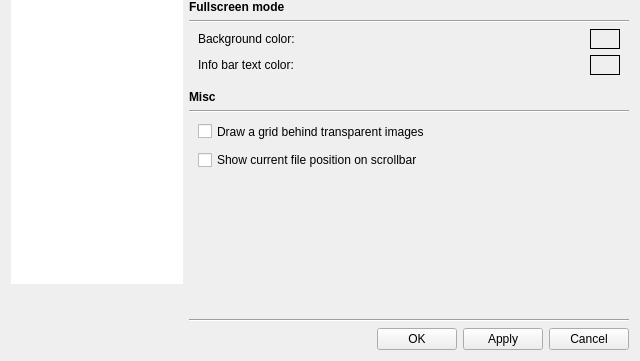
Qt form qimgv/gui/dialogs/settingsdialog.ui (do-i/thumbgrid) before a commit; both pictures show x 0 to 640 and y 199 to 560 of the 640 by 560 pixel window.
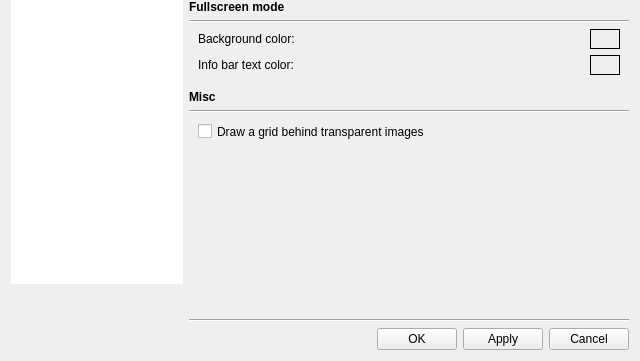
The same form after that commit. The open tabs and pages were chosen to show the change. Custom widgets are drawn as their Qt base class.

Commit message: FolderView - do not draw the scrollbar indicator. Remove option.

```diff
--- a/qimgv/gui/dialogs/settingsdialog.ui
+++ b/qimgv/gui/dialogs/settingsdialog.ui
@@ -1698,13 +1698,6 @@
                    </property>
                   </widget>
                  </item>
-                 <item row="1" column="0">
-                  <widget class="QCheckBox" name="scrollbarIndicatorCheckBox">
-                   <property name="text">
-                    <string>Show current file position on scrollbar</string>
-                   </property>
-                  </widget>
-                 </item>
                 </layout>
                </item>
                <item>
```
Left out of the diff: 4 changed lines with no effect on the pictures. The commit also changes 6 other files.
